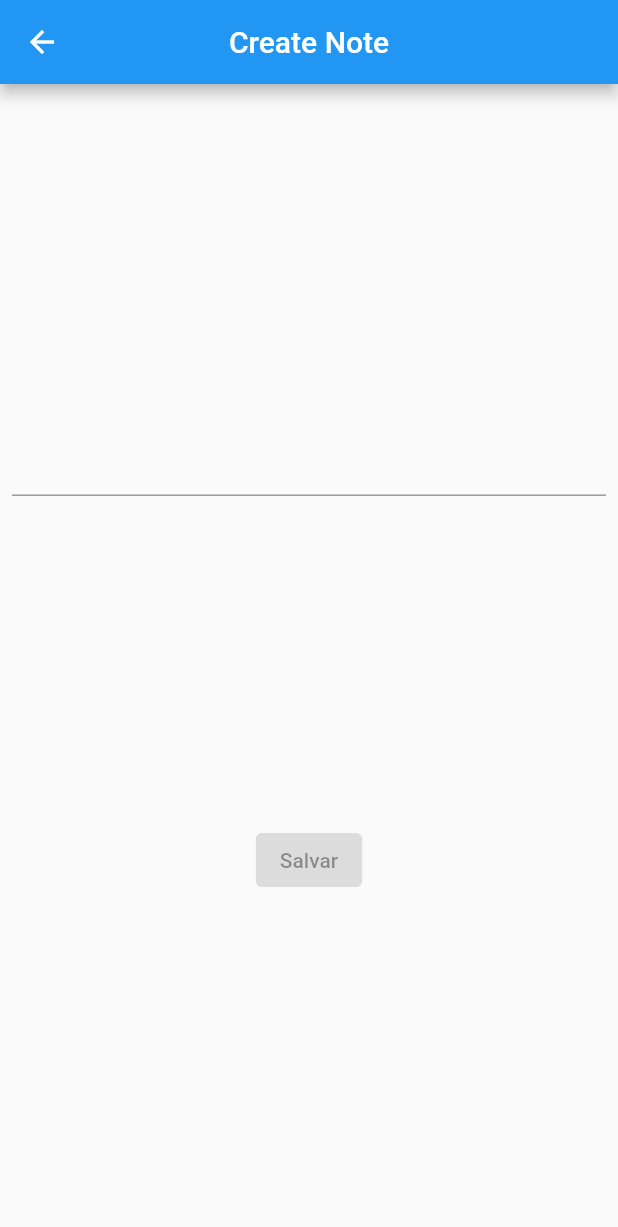
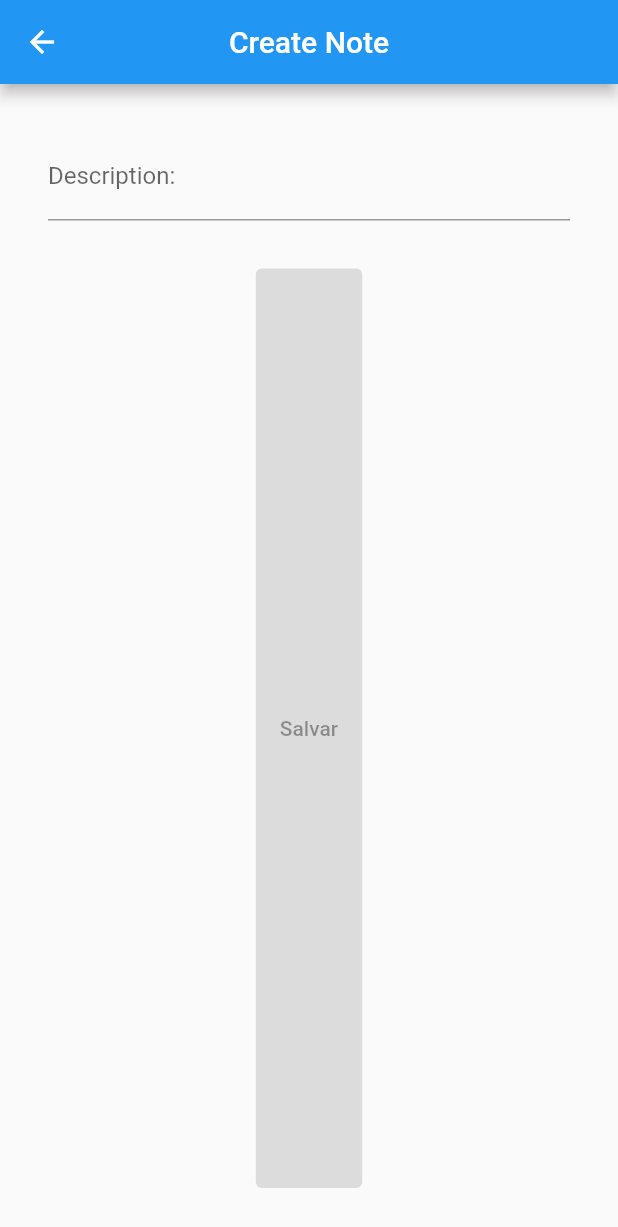
Before and after one commit to ifrankim/notes, a Flutter app: the CreateNotePage screen opened by its route, on a phone screen of 412 x 824 dp. Shown: the top 1227 px of the screen. Run offline on Flutter 3.47's test engine with Material 2 defaults, Android fonts, the phone set to English and light mode, and no system bars.

Commit message:
fix: retouch layout

```diff
--- a/lib/create_note_page.dart
+++ b/lib/create_note_page.dart
@@ -40,9 +40,9 @@ class _CreateNotePageState extends State<CreateNotePage> {
         ],
       ),
       body: Padding(
-        padding: const EdgeInsets.all(8.0),
+        padding: const EdgeInsets.all(32.0),
         child: Column(
-          mainAxisAlignment: MainAxisAlignment.spaceEvenly,
+          mainAxisAlignment: MainAxisAlignment.center,
           children: [
             TextField(
               controller: textController,
@@ -52,12 +52,18 @@ class _CreateNotePageState extends State<CreateNotePage> {
                   enteredText = newText;
                 });
               },
+              decoration: InputDecoration(labelText: "Description:"),
             ),
-            ElevatedButton(
-                onPressed: (enteredText == '')
-                    ? null
-                    : () => {Navigator.pop(context, enteredText)},
-                child: Text("Salvar"))
+            SizedBox(
+              height: 32,
+            ),
+            Expanded(
+              child: ElevatedButton(
+                  onPressed: (enteredText == '')
+                      ? null
+                      : () => {Navigator.pop(context, enteredText)},
+                  child: Text("Salvar")),
+            )
           ],
         ),
       ),
```
